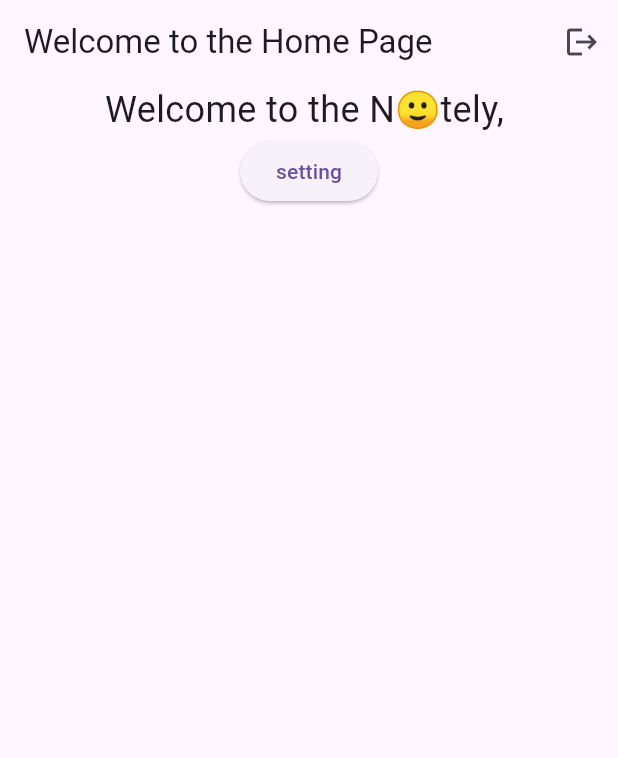
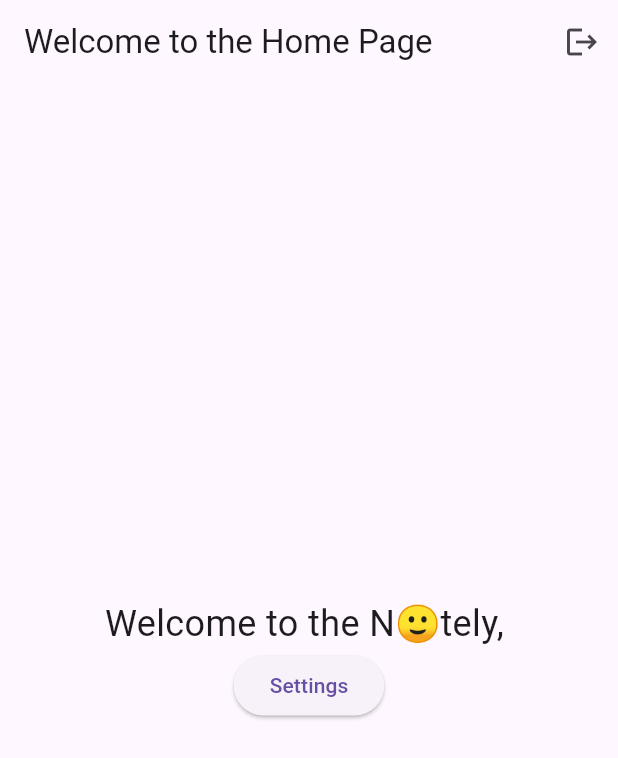
Before and after one commit to rajat-sonigit/notelyerr, a Flutter app: the screen it shows once a user with an empty profile is signed in, on a phone screen of 412 x 824 dp. Shown: the top 758 px of the screen. Run offline on Flutter 3.47's test engine with Material 3 defaults, Android fonts, the light colour scheme and no system bars; our stand-ins replace cloud_firestore, firebase_auth, firebase_core, firebase_storage, get, google_sign_in and 4 more; accounts and stored records are empty.

Commit message:
second  commit

```diff
--- /dev/null
+++ b/lib/Screens/Home/screens/home.dart
@@ -0,0 +1,56 @@
+import 'package:cloud_firestore/cloud_firestore.dart';
+import 'package:firebase_auth/firebase_auth.dart';
+import 'package:flutter/material.dart';
+import 'package:get/get.dart';
+import 'package:notely/Screens/Home/controller/homecontroller.dart';
+import 'package:notely/Screens/settings/screens/setting.dart';
+import 'package:notely/Screens/auth/auth.dart';
+
+class HomePage extends StatefulWidget {
+  final String userId;
+
+  HomePage({super.key, required this.userId});
+
+  @override
+  _HomePageState createState() => _HomePageState();
+}
+
+class _HomePageState extends State<HomePage> {
+  final AuthController authController = Get.put(AuthController());
+
+  final UserController userController = Get.put(UserController());
+
+  @override
+  Widget build(BuildContext context) {
+    return Scaffold(
+      appBar: AppBar(
+        title: const Text("Welcome to the Home Page"),
+        actions: [
+          IconButton(
+            icon: Icon(Icons.logout),
+            onPressed: () {
+              authController.signOut();
+            },
+          ),
+        ],
+      ),
+      body: Center(
+        child: Column(
+          mainAxisAlignment: MainAxisAlignment.center,
+          children: [
+            Obx(() => Text(
+                  'Welcome to the N🙂tely, ${userController.userName.value}',
+                  style: TextStyle(fontSize: 24),
+                )),
+            ElevatedButton(
+              onPressed: () {
+                Get.to(SettingsPage(name: userController.userName.value));
+              },
+              child: Text("Settings"),
+            ),
+          ],
+        ),
+      ),
+    );
+  }
+}
--- a/lib/Screens/auth/login.dart
+++ b/lib/Screens/auth/login.dart
@@ -1,6 +1,6 @@
 import 'package:flutter/material.dart';
 import 'package:get/get.dart';
-import 'package:notely/auth.dart';
+import 'package:notely/Screens/auth/auth.dart';
 import 'package:notely/elements/style.dart';
 import 'package:sizer/sizer.dart';
 
--- a/lib/Screens/auth/signup.dart
+++ b/lib/Screens/auth/signup.dart
@@ -1,7 +1,7 @@
 import 'package:flutter/material.dart';
 import 'package:get/get.dart';
 import 'package:notely/Screens/auth/name.dart';
-import 'package:notely/auth.dart';
+import 'package:notely/Screens/auth/auth.dart';
 import 'package:notely/elements/onboardingnavbar.dart';
 import 'package:notely/elements/style.dart';
 import 'package:notely/elements/textfield.dart';
--- a/lib/Screens/auth/termscondition.dart
+++ b/lib/Screens/auth/termscondition.dart
@@ -1,7 +1,7 @@
 import 'package:flutter/material.dart';
 import 'package:get/get.dart';
 import 'package:notely/Screens/auth/dive.dart';
-import 'package:notely/auth.dart';
+import 'package:notely/Screens/auth/auth.dart';
 import 'package:notely/elements/circles.dart';
 import 'package:notely/elements/onboardingnavbar.dart';
 import 'package:notely/elements/style.dart';
--- a/lib/Screens/home.dart
+++ /dev/null
@@ -1,45 +0,0 @@
-import 'package:flutter/material.dart';
-import 'package:get/get.dart';
-import 'package:notely/Screens/settings/screens/setting.dart';
-import 'package:notely/auth.dart';
-
-class HomePage extends StatelessWidget {
-  final String? name;
-  final AuthController authController = Get.put(AuthController());
-
-  HomePage({super.key, required this.name});
-
-  @override
-  Widget build(BuildContext context) {
-    return Scaffold(
-      appBar: AppBar(
-        title: const Text("Welcome to the Home Page"),
-        actions: [
-          IconButton(
-            icon: Icon(Icons.logout),
-            onPressed: () {
-              authController.signOut();
-            },
-          ),
-        ],
-      ),
-      body: Center(
-        child: Column(
-          children: [
-            Text(
-              'Welcome to the N🙂tely, ${name ?? 'User'}',
-              style: TextStyle(fontSize: 24),
-            ),
-            ElevatedButton(
-                onPressed: () {
-                  Get.to(SettingsPage(
-                    name: name,
-                  ));
-                },
-                child: Text("setting"))
-          ],
-        ),
-      ),
-    );
-  }
-}
--- a/lib/Screens/settings/screens/changepfp.dart
+++ b/lib/Screens/settings/screens/changepfp.dart
@@ -2,7 +2,7 @@ import 'package:flutter/material.dart';
 import 'package:get/get.dart';
 import 'package:notely/Screens/settings/elements/slidermodechange.dart';
 import 'package:notely/Screens/settings/elements/themecontrollr.dart';
-import 'package:notely/auth.dart';
+import 'package:notely/Screens/auth/auth.dart';
 import 'package:sizer/sizer.dart'; // Import your ThemeController
 
 class PfpPage extends StatelessWidget {
--- a/lib/Screens/settings/screens/profile.dart
+++ b/lib/Screens/settings/screens/profile.dart
@@ -3,7 +3,7 @@ import 'package:get/get.dart';
 import 'package:notely/Screens/settings/elements/slidermodechange.dart';
 import 'package:notely/Screens/settings/elements/themecontrollr.dart';
 import 'package:notely/Screens/settings/screens/changepfp.dart';
-import 'package:notely/auth.dart';
+import 'package:notely/Screens/auth/auth.dart';
 import 'package:sizer/sizer.dart'; // Import your ThemeController
 
 class ProfilePage extends StatelessWidget {
--- a/lib/auth.dart
+++ /dev/null
@@ -1,92 +0,0 @@
-import 'package:firebase_auth/firebase_auth.dart';
-import 'package:firebase_core/firebase_core.dart';
-import 'package:get/get.dart';
-import 'package:google_sign_in/google_sign_in.dart';
-import 'package:notely/Screens/auth/login.dart';
-import 'package:notely/Screens/auth/startscreen.dart';
-import 'package:notely/Screens/home.dart';
-import 'package:sign_in_with_apple/sign_in_with_apple.dart';
-
-class AuthController extends GetxController {
-  static AuthController instance = Get.find();
-  late Rx<User?> _user;
-  FirebaseAuth auth = FirebaseAuth.instance;
-
-  @override
-  void onReady() {
-    super.onReady();
-    _user = Rx<User?>(auth.currentUser);
-    _user.bindStream(auth.userChanges());
-    ever(_user, _initialScreen);
-  }
-
-  _initialScreen(User? user) {
-    if (user == null) {
-      Get.offAll(() => StartScreen());
-    } else {
-      String? displayName = user.displayName ?? "Default Name";
-      Get.offAll(() => HomePage(name: displayName));
-    }
-  }
-
-  void register(String email, String password, String name) async {
-    try {
-      UserCredential userCredential = await auth.createUserWithEmailAndPassword(
-        email: email,
-        password: password,
-      );
-
-      User? user = userCredential.user;
-
-      if (user != null) {
-        await user.updateProfile(displayName: name);
-        await user.reload();
-        user = auth.currentUser;
-      }
-
-      Get.snackbar("Success", "User registered successfully!");
-    } catch (e) {
-      Get.snackbar("Registration Error", e.toString());
-    }
-  }
-
-  void login(String email, String password) async {
-    try {
-      await auth.signInWithEmailAndPassword(email: email, password: password);
-    } catch (e) {
-      print(e.toString());
-      Get.snackbar("Login Error", e.toString());
-    }
-  }
-
-  void signOut() async {
-    await auth.signOut();
-    Get.to(LoginPage());
-  }
-
-  void googleSignIn() async {
-    GoogleSignInAccount? googleuser = await GoogleSignIn().signIn();
-    GoogleSignInAuthentication? googleAuth = await googleuser?.authentication;
-    AuthCredential credential = GoogleAuthProvider.credential(
-        accessToken: googleAuth?.accessToken, idToken: googleAuth?.idToken);
-    UserCredential userCredential =
-        await FirebaseAuth.instance.signInWithCredential(credential);
-    print(userCredential.user?.displayName);
-    Get.to(HomePage(name: userCredential.user?.displayName));
-  }
-
-//   Future<void> signInWithApple(
-//       AuthorizationCredentialAppleID credential) async {
-//     try {
-//       OAuthProvider oAuthProvider = OAuthProvider("apple.com");
-//       final OAuthCredential credential = oAuthProvider.credential(
-//         idToken: credential.identityToken,
-//         accessToken: credential.authorizationCode,
-//       );
-//       await auth.signInWithCredential(credential);
-//     } catch (e) {
-//       print("Error signing in with Apple: $e");
-//       // Handle error
-//     }
-//   }
- }
--- a/lib/main.dart
+++ b/lib/main.dart
@@ -4,7 +4,7 @@ import 'package:notely/Screens/auth/startscreen.dart';
 import 'package:get/get.dart';
 import 'package:notely/Screens/settings/elements/themecontrollr.dart';
 import 'package:notely/Screens/settings/screens/setting.dart';
-import 'package:notely/auth.dart';
+import 'package:notely/Screens/auth/auth.dart';
 import 'package:sizer/sizer.dart';
 
 Future main() async {
--- a/pubspec.yaml
+++ b/pubspec.yaml
@@ -42,6 +42,9 @@ dependencies:
   firebase_auth: ^5.1.1
   google_sign_in: ^6.2.1
   sign_in_with_apple: ^6.1.1
+  cloud_firestore: ^5.0.2
+  image_picker: ^1.1.2
+  firebase_storage: ^12.1.1
 
 dev_dependencies:
   flutter_test:
```
Also changed, not shown: lib/Screens/Home/controller/homecontroller.dart (added, +87 -0 lines), lib/Screens/auth/auth.dart (added, +92 -0 lines), lib/Screens/auth/dive.dart (+35 -3 lines), lib/Screens/auth/name.dart (+8 -8 lines), lib/Screens/settings/screens/setting.dart (+18 -9 lines), lib/firebase/userdata.dart (added, +10 -0 lines), lib/firebase/firebase_options.dart (renamed from lib/firebase_options.dart), pubspec.lock, 8 other files.
